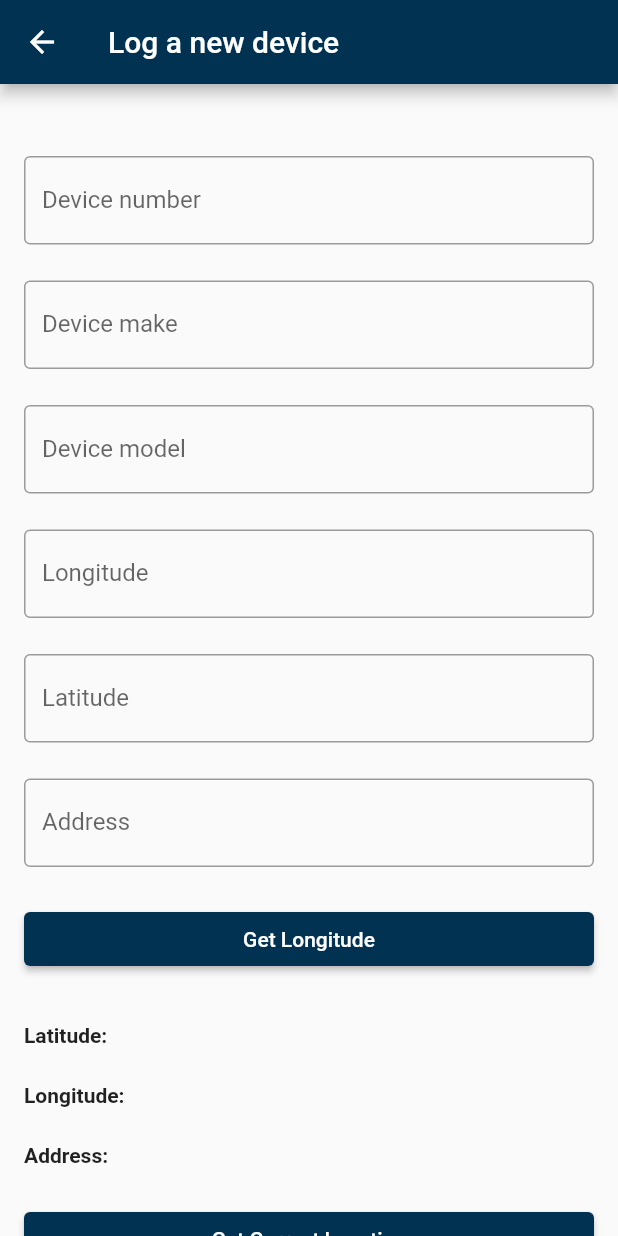
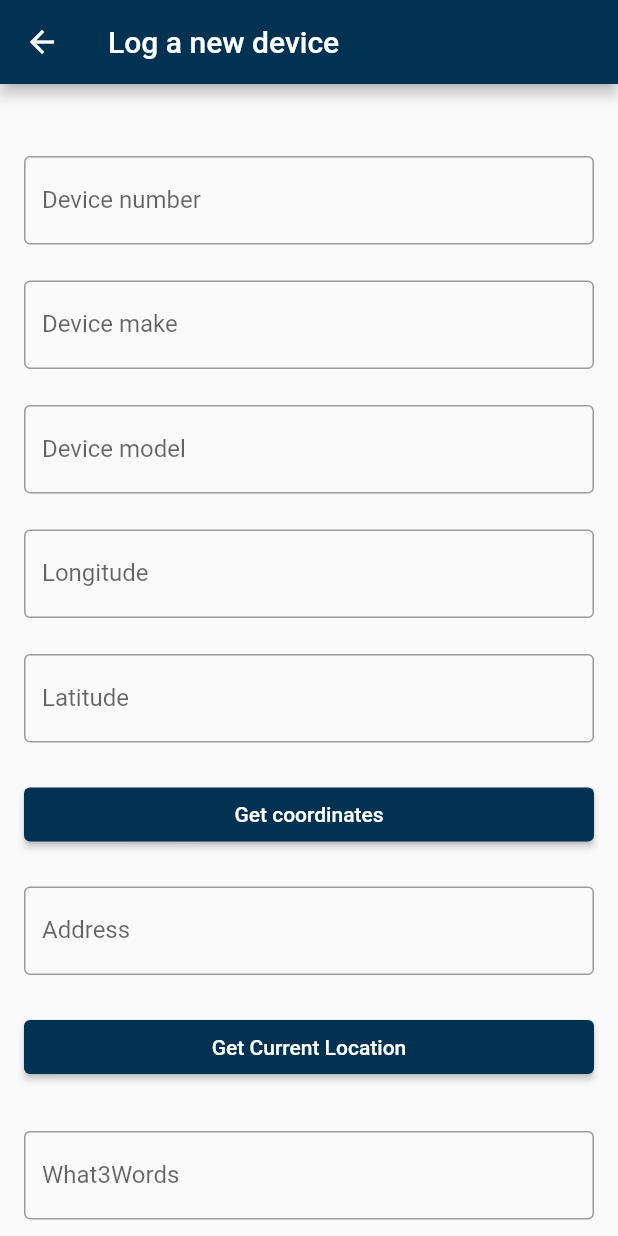
Before and after one commit to StrikeEB/Your-IoT-Device-Manager-App, a Flutter app: the LogDevicePage screen opened directly, on a phone screen of 412 x 824 dp. Run offline on Flutter 3.47's test engine with Material 2 defaults, Android fonts, the phone set to English and light mode, and no system bars; our stand-ins replace cloud_firestore, firebase_core, firebase_storage, geocoding, geolocator; missing offline and left inert: what3words; accounts and stored records are empty.

Commit message:
edited boxes

```diff
--- a/lib/logdevicepage.dart
+++ b/lib/logdevicepage.dart
@@ -31,6 +31,7 @@ class _LogDevicePageState extends State<LogDevicePage> {
   final controllerDeviceModel = TextEditingController();
   final controllerLongitude = TextEditingController();
   final controllerLatitude = TextEditingController();
+  final controllerAddress = TextEditingController();
   String? _currentAddress;
   Position? _currentPosition;
 
@@ -136,31 +137,16 @@ class _LogDevicePageState extends State<LogDevicePage> {
               decoration: decoration('Latitude'),
             ),
             const SizedBox(height: 24),
-            TextField(
-              controller: TextEditingController(text: _currentAddress),
-              decoration: decoration('Address'),
-            ),
-            const SizedBox(height: 24),
             ElevatedButton(
                 style: ElevatedButton.styleFrom(
                   backgroundColor: Color.fromRGBO(2, 50, 82, 1),
                 ),
                 onPressed: _getCurrentLocation,
-                child: const Text("Get Longitude")),
-            const SizedBox(height: 32),
-            Text(
-              'Latitude: ${_currentPosition?.latitude ?? ""}',
-              style: TextStyle(fontWeight: FontWeight.bold),
-            ),
+                child: const Text("Get coordinates")),
             const SizedBox(height: 24),
-            Text(
-              'Longitude: ${_currentPosition?.longitude ?? ""}',
-              style: TextStyle(fontWeight: FontWeight.bold),
-            ),
-            const SizedBox(height: 24),
-            Text(
-              'Address: ${_currentAddress ?? ""}',
-              style: TextStyle(fontWeight: FontWeight.bold),
+            TextField(
+              controller: TextEditingController(text: _currentAddress),
+              decoration: decoration('Address'),
             ),
             const SizedBox(height: 24),
             ElevatedButton(
@@ -192,7 +178,8 @@ class _LogDevicePageState extends State<LogDevicePage> {
                     deviceid: controllerDeviceID.text,
                     devicemake: controllerDeviceMake.text,
                     devicemodel: controllerDeviceModel.text,
-                );
+                    longitude: controllerLongitude.text,
+                    latitude: controllerLatitude.text);
 
                 Navigator.pop(context);
 
@@ -202,6 +189,8 @@ class _LogDevicePageState extends State<LogDevicePage> {
                   'Device number': controllerDeviceID.text,
                   'Device make': controllerDeviceMake.text,
                   'Device model': controllerDeviceModel.text,
+                  'Longitude': controllerLongitude.text,
+                  'Latitude': controllerLatitude.text,
                 };
 
 //add data to the database
@@ -225,14 +214,17 @@ class Device {
   final String deviceid;
   final String devicemake;
   final String devicemodel;
+  final String longitude;
+  final String latitude;
 
-  Device({
-    this.id = '',
+  Device(
+      {this.id = '',
       required this.what3Words,
       required this.deviceid,
       required this.devicemake,
       required this.devicemodel,
-  });
+      required this.longitude,
+      required this.latitude});
 
   Map<String, dynamic> toJson() => {
         'id': id,
@@ -240,5 +232,7 @@ class Device {
         'Device number': deviceid,
         'Device make': devicemake,
         'Device model': devicemodel,
+        'Longitude': longitude,
+        'Latitude': latitude
       };
 }
```
Lines whose indentation alone changed are shown as unchanged.
